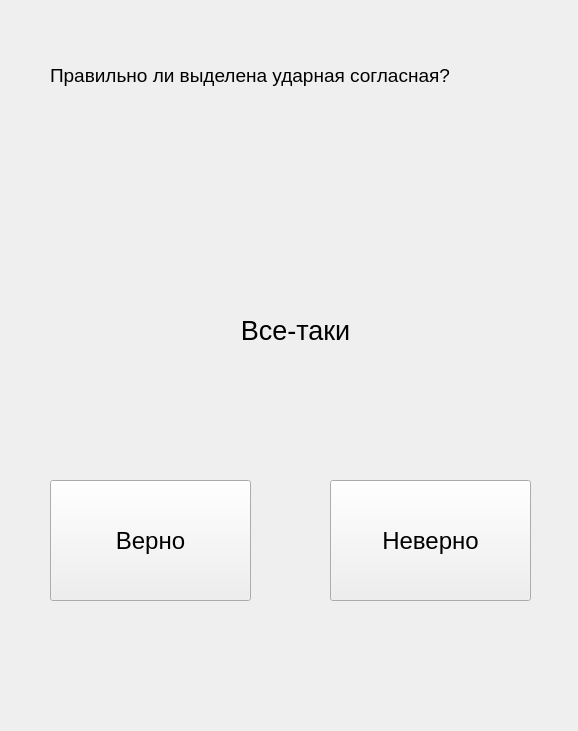
Above: templates/TrueFalseTestScreen.ui from IlyaGrishkin/PyQtProject before the change. Below: the same form after it.
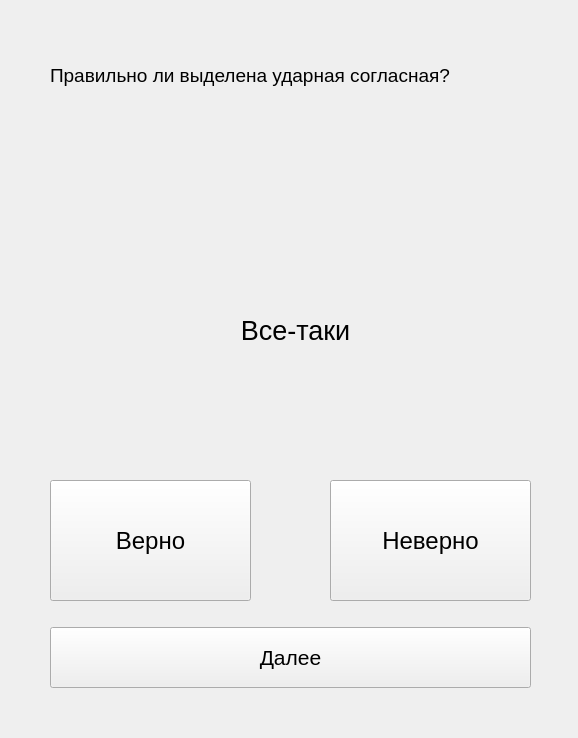
That is the form after the change.

Commit message: test functionality almost finished

```diff
--- a/templates/TrueFalseTestScreen.ui
+++ b/templates/TrueFalseTestScreen.ui
@@ -7,9 +7,21 @@
     <x>0</x>
     <y>0</y>
     <width>578</width>
-    <height>731</height>
+    <height>738</height>
    </rect>
   </property>
+  <property name="minimumSize">
+   <size>
+    <width>578</width>
+    <height>731</height>
+   </size>
+  </property>
+  <property name="maximumSize">
+   <size>
+    <width>578</width>
+    <height>738</height>
+   </size>
+  </property>
   <property name="windowTitle">
    <string>Form</string>
   </property>
@@ -91,6 +103,24 @@
     <string>Неверно</string>
    </property>
   </widget>
+  <widget class="QPushButton" name="nextButton">
+   <property name="geometry">
+    <rect>
+     <x>50</x>
+     <y>627</y>
+     <width>481</width>
+     <height>61</height>
+    </rect>
+   </property>
+   <property name="font">
+    <font>
+     <pointsize>16</pointsize>
+    </font>
+   </property>
+   <property name="text">
+    <string>Далее</string>
+   </property>
+  </widget>
  </widget>
  <resources/>
  <connections/>
```
The commit also changes 2 other files.
